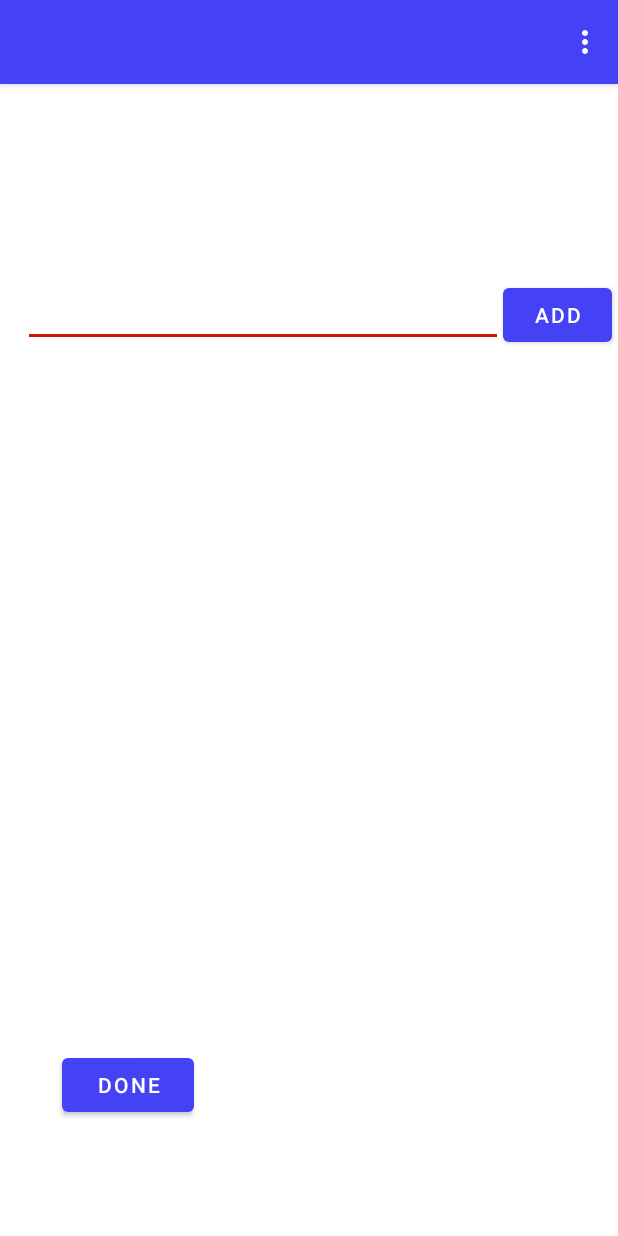
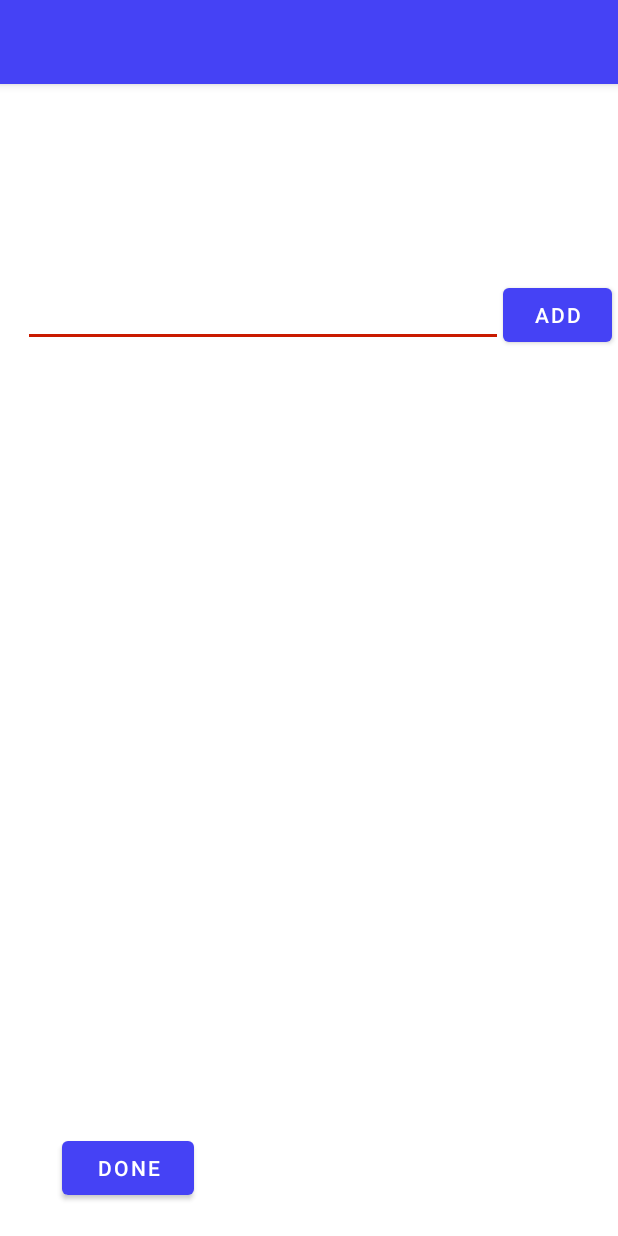
Before and after one commit to C-Azzone416/mobile_apps_proj, an Android app: the TasksListScreen screen opened directly, with no data from a screen before it, on a phone screen of 412 x 824 dp. Run offline under Robolectric (Android 15) with nearby library versions, the phone set to English and light mode, and no system bars.

Commit message:
Checkboxes enabled, but not stored on any page change. Listview scroll will accept up to 5 items before becoming a problem. Map Address saves to db, map button works appropriately. 'Done' and 'Cancel' buttons on final page work. Both 'Login' and 'Signup' buttons on login screen work the same, no data is saved with either. 'Logout' added to menu, menu removed from screens where not needed. Changed homepage icon.

```diff
--- a/app/src/main/java/com/example/final_project/TasksListScreen.java
+++ b/app/src/main/java/com/example/final_project/TasksListScreen.java
@@ -29,7 +29,7 @@ public class TasksListScreen extends AppCompatActivity {
     private String listName;
     private static Integer tempId;
     private static String tempName;
-    private ImageButton deleteButton;
+    private MaterialButton deleteButton;
     private TextView taskTV;
 
     public static final String EXTRA_TASK_NAME = "task name";
@@ -97,14 +97,6 @@ public class TasksListScreen extends AppCompatActivity {
         updateTaskUI();
     }
 
-    @Override
-    public boolean onCreateOptionsMenu(Menu menu){
-
-        //TODO:  THIS MENU SHOULD HAVE A SWITCH THAT ALLOWS YOU TO ADD A NEW TASK TO THE LIST,  RENAME LIST, AND MAYBE GO BACK TO MAIN LISTS SCREEN?
-        getMenuInflater().inflate(R.menu.main_menu, menu);
-        return super.onCreateOptionsMenu(menu);
-    }
-
     private void addTaskToList(View view){
         String itemEntered = itemET.getText().toString();
         mTaskHelper.createTask(itemEntered, listId);
--- a/app/src/main/java/com/example/final_project/ToDoListsScreen.java
+++ b/app/src/main/java/com/example/final_project/ToDoListsScreen.java
@@ -32,6 +32,7 @@ public class ToDoListsScreen extends AppCompatActivity {
     private ListTableHelper mListTableHelper;
     private TaskTableHelper mTaskTableHelper;
     public static final String EXTRA_LIST_ID = "listid";
+
 
     @Override
     protected void onCreate(Bundle savedInstanceState) {
@@ -84,7 +85,7 @@ public class ToDoListsScreen extends AppCompatActivity {
     @Override
     public boolean onCreateOptionsMenu(Menu menu){
 
-        //TODO:  I think it may be worth trying to add some options to the menu on each screen
+        //COMPLETED:  I think it may be worth trying to add some options to the menu on each screen
         //        for example this one has add a list and maybe add a "logout" on this page
         getMenuInflater().inflate(R.menu.main_menu, menu);
         return super.onCreateOptionsMenu(menu);
@@ -112,6 +113,9 @@ public class ToDoListsScreen extends AppCompatActivity {
                         .create();
                 dialog.show();
                 return true;
+            case R.id.action_logout:
+                Intent intent = new Intent(this, MainActivity.class);
+                startActivity(intent);
             default:
                 return super.onOptionsItemSelected(item);
         }
--- a/app/src/main/res/layout/activity_main.xml
+++ b/app/src/main/res/layout/activity_main.xml
@@ -14,8 +14,8 @@
         <ImageView
             android:layout_width="100dp"
             android:layout_height="match_parent"
-            app:srcCompat="@drawable/ic_wb_sunny_black_24dp"
-            android:tint="@color/yellow">
+            app:srcCompat="@drawable/ic_graphic_eq_black_24dp"
+            android:tint="@color/colorPrimary">
         </ImageView>
 
         <TextView
@@ -86,7 +86,7 @@
             android:layout_height="wrap_content"
             android:layout_marginStart="@dimen/loginMarginLarge"
             android:layout_marginEnd="@dimen/loginMarginLarge"
-
+            android:onClick="onClick"
             android:text="@string/signup">
             <!--            TODO:  NEW ONCLICK  needs to link to a "create account", save info to database, etc-->
         </com.google.android.material.button.MaterialButton>
--- a/app/src/main/res/layout/activity_tasks_list_screen.xml
+++ b/app/src/main/res/layout/activity_tasks_list_screen.xml
@@ -58,6 +58,8 @@
         android:orientation="horizontal"
         app:layout_constraintGuide_percent="0.9" />
 
+
+
     <LinearLayout
         android:id="@+id/inputTextWithButton"
         android:layout_width="match_parent"
@@ -80,32 +82,43 @@
             android:layout_height="wrap_content"
             android:onClick="addTaskToList"
             android:text="@string/add_item"
-            android:layout_marginEnd="@dimen/marginSmall"/>
+            android:layout_marginEnd="@dimen/marginSmall"
+            app:rippleColor="@color/colorAccent"/>
     </LinearLayout>
+
+    <LinearLayout
+        android:id="@+id/scrollLayout"
+        android:layout_width="match_parent"
+        android:layout_height="wrap_content"
+        app:layout_constraintTop_toBottomOf="@id/hGuideline2"
+        app:layout_constraintBottom_toBottomOf="parent">
+
 
     <ListView
         android:id="@+id/items_list"
-        android:layout_width="wrap_content"
-        android:layout_height="wrap_content"
+        android:layout_width="match_parent"
+        android:layout_height="match_parent"
         app:layout_constraintTop_toBottomOf="@id/inputTextWithButton"
         app:layout_constraintBottom_toTopOf="@id/hGuideline3"
         app:layout_constraintLeft_toRightOf="@id/vGuideline1"
         app:layout_constraintRight_toLeftOf="@id/vGuideline3">
+    </ListView>
 
-    </ListView>
+    </LinearLayout>
+
 
     <com.google.android.material.button.MaterialButton
         android:id="@+id/back_button"
         android:layout_width="wrap_content"
         android:layout_height="wrap_content"
+        android:onClick="OnCancelButton"
+        android:text="@string/done"
+        app:layout_constraintBottom_toBottomOf="parent"
         app:layout_constraintHorizontal_bias="0.0"
-    app:layout_constraintVertical_bias="1.0"
-    android:text="@string/done"
-    android:onClick="OnCancelButton"
-    app:layout_constraintBottom_toTopOf="@+id/hGuideline4"
         app:layout_constraintLeft_toRightOf="@+id/vGuideline1"
         app:layout_constraintRight_toLeftOf="@+id/vGuideline2"
-    app:layout_constraintTop_toBottomOf="@+id/hGuideline3"/>
+        app:layout_constraintTop_toBottomOf="@+id/hGuideline4"
+        app:layout_constraintVertical_bias="0.25" />
 
     <!--TODO:  IMPLEMENT BACK ONCLICK-->
 
--- a/app/src/main/res/menu/main_menu.xml
+++ b/app/src/main/res/menu/main_menu.xml
@@ -4,8 +4,12 @@
 
     <item
         android:id="@+id/action_add_task"
-        android:icon="@drawable/ic_add_circle_black_24dp"
         android:title="@string/add_item"
+        app:showAsAction="never"/>
+
+    <item
+        android:id="@+id/action_logout"
+        android:title="@string/logout"
         app:showAsAction="never"/>
 
 
--- a/app/src/main/res/values/strings.xml
+++ b/app/src/main/res/values/strings.xml
@@ -19,4 +19,5 @@
     <string name="normal">Normal</string>
     <string name="done">DONE</string>
     <string name="address">Enter ADDRESS:</string>
+    <string name="addLists">Add LISTS ----------------></string>
 </resources>
```
Also changed, not shown: app/src/main/java/com/example/final_project/ItemDetailScreen.java (+7 -11 lines), app/src/main/res/drawable/ic_graphic_eq_black_24dp.xml (added, +9 -0 lines), app/src/main/res/layout/activity_item_detail_screen.xml (+12 -10 lines), app/src/main/res/layout/master_task_item.xml (+15 -9 lines), app/src/main/res/layout/master_todo_list.xml (+1 -18 lines). Lines whose indentation alone changed are shown as unchanged.
